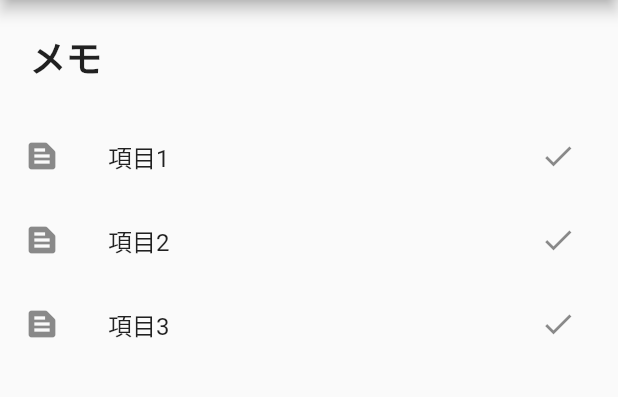
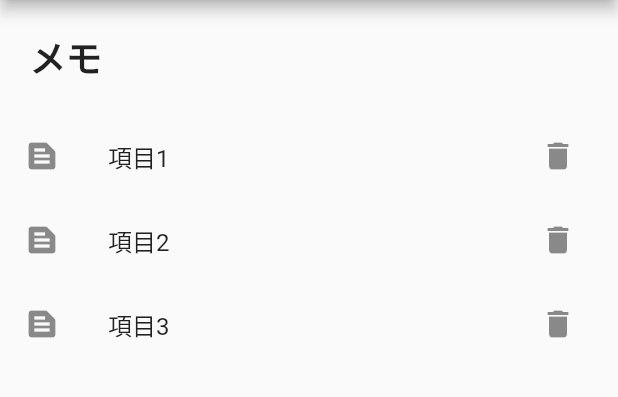
Before and after one commit to dynamonda/dokugaku, a Flutter app: the screen it shows after launch, on a phone screen of 412 x 824 dp, the part 84-481 px from its top. Run offline on Flutter 3.47's test engine with Material 2 defaults, Android fonts, the phone set to English and light mode, and no system bars; missing offline and left inert: dart:ffi.

Commit message:
削除ボタンのアイコンを削除アイコンに変更

```diff
--- a/lib/main.dart
+++ b/lib/main.dart
@@ -61,7 +61,7 @@ class AnimatedListItemWidget extends StatelessWidget {
         leading: Icon(Icons.text_snippet),
         title: Text(item._name),
         trailing: IconButton(
-          icon: Icon(Icons.check),
+          icon: Icon(Icons.delete),
           onPressed: () {
             onClicked();
           },
```
